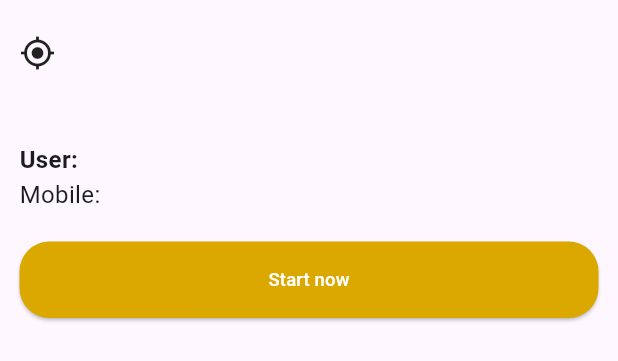
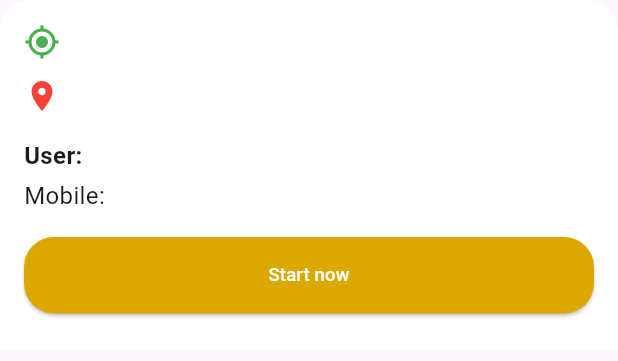
Before and after one commit to jincykp/zoomio_driver_zoomio, a Flutter app: the CustomBottomSheet widget shown alone on an empty page, opened directly with empty values, on a phone screen of 412 x 824 dp. Shown: the top 361 px of the screen. Run offline on Flutter 3.47's test engine with Material 3 defaults, Android fonts, the light colour scheme and no system bars; our stand-ins replace animated_toggle_switch, bloc, cloud_firestore, firebase_auth, firebase_core, firebase_database and 9 more; missing offline and left inert: firebase_app_check; accounts and stored records are empty.

```diff
--- a/lib/views/custom_widgets/custom_bottomsheet.dart
+++ b/lib/views/custom_widgets/custom_bottomsheet.dart
@@ -15,65 +15,34 @@ class CustomBottomSheet extends StatelessWidget {
     required this.pickupLocation,
     required this.dropoffLocation,
   }) : super(key: key);
-  Future<void> ensureUserDocument() async {
-    User? currentUser = FirebaseAuth.instance.currentUser;
-    if (currentUser != null) {
-      DocumentSnapshot doc = await FirebaseFirestore.instance
-          .collection('users')
-          .doc(currentUser.uid)
-          .get();
-
-      if (!doc.exists) {
-        // Create the document if it doesn't exist
-        await FirebaseFirestore.instance
-            .collection('users')
-            .doc(currentUser.uid)
-            .set({
-          'email': currentUser.email,
-          'displayName': currentUser.displayName ?? 'User',
-          'phone': currentUser.phoneNumber ?? '',
-          'createdAt': FieldValue.serverTimestamp(),
-        });
-        print("Created new document for user ${currentUser.uid}");
-      }
-    }
-  }
 
   Future<Map<String, String>> _getUserDetails() async {
     User? user = FirebaseAuth.instance.currentUser;
-    print("Looking for user details with ID: ${user?.uid}");
+    if (user == null) {
+      print("No user is currently logged in.");
+      return {'displayName': 'Unknown', 'phone': 'Not available'};
+    }
 
-    // Print all collections to verify structure
-    QuerySnapshot collections =
-        await FirebaseFirestore.instance.collection('users').get();
-    print("All documents in users collection:");
-    collections.docs.forEach((doc) {
-      print("Document ID: ${doc.id}");
-      print("Document data: ${doc.data()}");
-    });
+    print("Looking for user details with ID: ${user.uid}");
 
-    if (user != null) {
     try {
       DocumentSnapshot userDoc = await FirebaseFirestore.instance
-            .collection(
-                'users') // Make sure this is the correct collection name
+          .collection('users')
           .doc(user.uid)
           .get();
 
-        print("Attempting to fetch document from: users/${user.uid}");
-        print("Document exists: ${userDoc.exists}");
-        print("Document data: ${userDoc.data()}");
-
       if (userDoc.exists) {
+        print("User document found: ${userDoc.data()}");
         var data = userDoc.data() as Map<String, dynamic>;
         return {
           'displayName': data['displayName'] ?? 'Unknown',
           'phone': data['phone'] ?? 'Not available',
         };
+      } else {
+        print("User document does not exist.");
       }
     } catch (e) {
       print("Error in _getUserDetails: $e");
-      }
     }
 
     return {'displayName': 'Unknown', 'phone': 'Not available'};
@@ -84,33 +53,52 @@ class CustomBottomSheet extends StatelessWidget {
     double screenWidth = MediaQuery.of(context).size.width;
     double screenHeight = MediaQuery.of(context).size.height;
 
-    return Padding(
-      padding: const EdgeInsets.all(13.0),
-      child: SingleChildScrollView(
+    return Container(
+      padding: const EdgeInsets.all(16.0),
+      decoration: const BoxDecoration(
+        borderRadius: BorderRadius.vertical(top: Radius.circular(20)),
+        color: Colors.white,
+      ),
       child: FutureBuilder<Map<String, String>>(
         future: _getUserDetails(),
         builder: (context, snapshot) {
-            print("Loading user details...");
           if (snapshot.connectionState == ConnectionState.waiting) {
-              return const CircularProgressIndicator(); // Show loading indicator while fetching data
+            return const SizedBox(
+              height: 200, // Fixed height for loading state
+              child: Center(
+                child: SizedBox(
+                  width: 24, // Smaller size for progress indicator
+                  height: 24,
+                  child: CircularProgressIndicator(
+                    strokeWidth: 2.0, // Thinner stroke
+                  ),
+                ),
+              ),
+            );
           }
 
           if (snapshot.hasError) {
-              print("Error in FutureBuilder: ${snapshot.error}");
-              return Text('Error: ${snapshot.error}');
+            return SizedBox(
+              height: 100,
+              child: Center(child: Text('Error: ${snapshot.error}')),
+            );
           }
 
           if (snapshot.hasData) {
-              print("User details: ${snapshot.data}");
             var userDetails = snapshot.data!;
-              return Column(
+            return IntrinsicHeight(
+              // This will make the height fit the content
+              child: Column(
+                mainAxisSize: MainAxisSize.min,
                 crossAxisAlignment: CrossAxisAlignment.start,
-                  mainAxisSize: MainAxisSize.min,
                 children: [
-                    const SizedBox(height: 10),
                   Row(
                     children: [
-                        const Icon(Icons.my_location),
+                      const Icon(
+                        Icons.my_location,
+                        color: ThemeColors.successColor,
+                      ),
+                      const SizedBox(width: 8),
                       Expanded(
                         child: Text(
                           pickupLocation,
@@ -120,40 +108,54 @@ class CustomBottomSheet extends StatelessWidget {
                       ),
                     ],
                   ),
-                    const SizedBox(height: 5),
-                    Text(
+                  const SizedBox(height: 12),
+                  Row(
+                    children: [
+                      const Icon(Icons.location_on,
+                          color: ThemeColors.alertColor),
+                      const SizedBox(width: 8),
+                      Expanded(
+                        child: Text(
                           dropoffLocation,
                           style: const TextStyle(fontSize: 16),
                           overflow: TextOverflow.ellipsis,
                         ),
-                    const SizedBox(height: 20),
-                    // Display user details
+                      ),
+                    ],
+                  ),
+                  const SizedBox(height: 16),
                   Text(
                     'User: ${userDetails['displayName']}',
-                      style:
-                          TextStyle(fontSize: 16, fontWeight: FontWeight.bold),
+                    style: const TextStyle(
+                        fontSize: 16, fontWeight: FontWeight.bold),
                   ),
+                  const SizedBox(height: 4),
                   Text(
                     'Mobile: ${userDetails['phone']}',
                     style: const TextStyle(fontSize: 16),
                   ),
-                    const SizedBox(height: 20),
+                  const SizedBox(height: 16),
                   Center(
-                        child: SizedBox(
                     child: CustomButtons(
                       text: 'Start now',
                       onPressed: () {},
                       backgroundColor: ThemeColors.primaryColor,
                       textColor: ThemeColors.textColor,
                       screenWidth: screenWidth,
-                          screenHeight: screenHeight),
-                    )),
-                  ]);
+                      screenHeight: screenHeight,
+                    ),
+                  ),
+                  const SizedBox(height: 8),
+                ],
+              ),
+            );
           }
 
-            return const Text('No user data available');
+          return const SizedBox(
+            height: 100,
+            child: Center(child: Text('No user data available')),
+          );
         },
-        ),
       ),
     );
   }
--- a/lib/views/homepage_screens/home.dart
+++ b/lib/views/homepage_screens/home.dart
@@ -319,27 +319,16 @@ class _HomeScreenState extends State<HomeScreen> {
                                         context: context,
                                         isScrollControlled: true,
                                         builder: (context) {
-                                          return DraggableScrollableSheet(
-                                            initialChildSize: 0.5,
-                                            maxChildSize: 0.8,
-                                            minChildSize: 0.2,
-                                            builder:
-                                                (context, scrollController) {
-                                              return SingleChildScrollView(
-                                                controller: scrollController,
-                                                child: Padding(
-                                                  padding:
-                                                      const EdgeInsets.all(8.0),
+                                          return Padding(
+                                            padding: const EdgeInsets.all(8.0),
                                             child: CustomBottomSheet(
                                               bookingId: bookingId!,
                                               pickupLocation:
                                                   realPickuplocation,
                                               dropoffLocation:
                                                   realDropOfflocation,
+                                              // Pass the user ID dynamically
                                             ),
-                                                ),
-                                              );
-                                            },
                                           );
                                         },
                                       );
```
Lines whose indentation alone changed are shown as unchanged.
